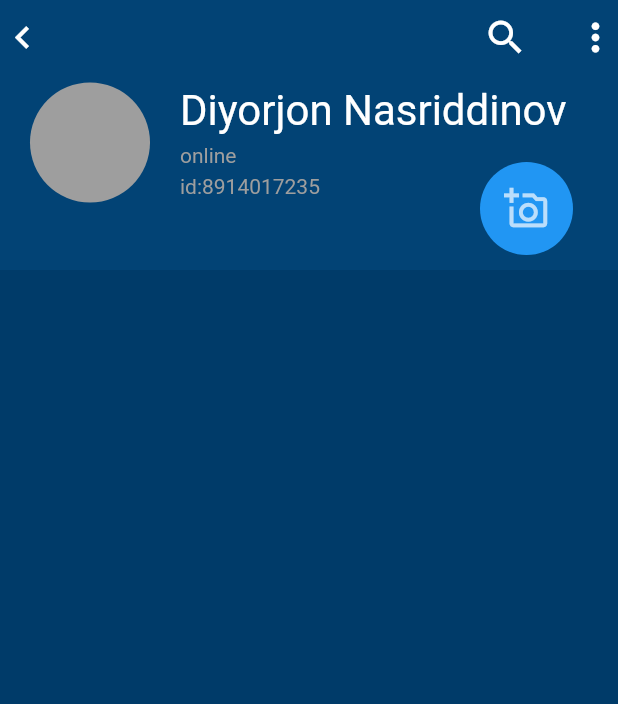
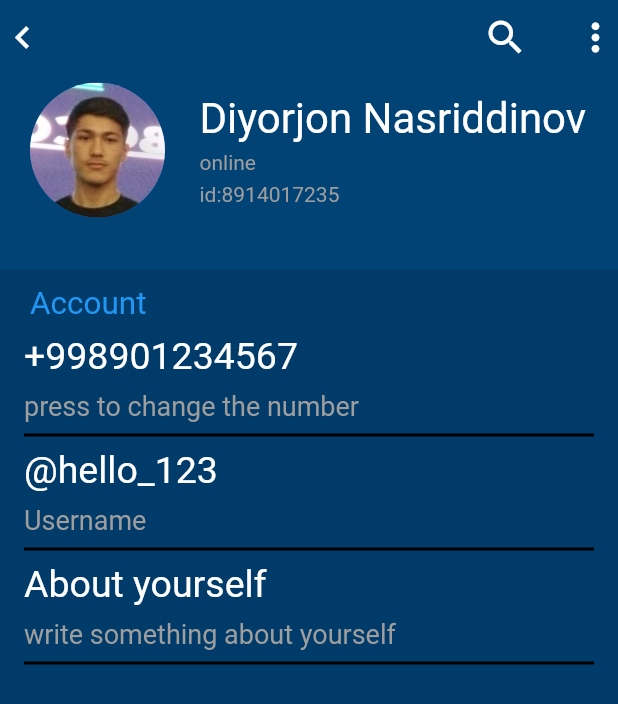
Before and after one commit to Diyorjon825/flutter_test, a Flutter app: the screen it shows after launch, on a phone screen of 412 x 824 dp. Shown: the top 704 px of the screen. Run offline on Flutter 3.47's test engine with Material 2 defaults, Android fonts, the phone set to English and light mode, and no system bars.

Commit message:
I created userInfo Widget

```diff
--- a/lib/mainwindow.dart
+++ b/lib/mainwindow.dart
@@ -2,18 +2,112 @@ import 'package:flutter/material.dart';
 
 class MainWindow extends StatelessWidget {
   MainWindow({Key? key}) : super(key: key);
-
+  var infoList = <TextInfo>[
+    TextInfo('+998901234567', 'press to change the number'),
+    TextInfo('@hello_123', 'Username'),
+    TextInfo('About yourself', 'write something about yourself'),
+  ];
   @override
   Widget build(BuildContext context) {
     return Scaffold(
       backgroundColor: Color.fromRGBO(0, 59, 105, 1),
       body: SafeArea(
-        child: Container(
+        child: Column(
+          children: [
+            HeadBar(),
+            SizedBox(
+              height: 10,
+            ),
+            Container(
+              width: double.infinity,
+              child: Padding(
+                padding: const EdgeInsets.only(left: 20),
+                child: Text(
+                  'Account',
+                  style: TextStyle(
+                    color: Colors.blue,
+                    fontSize: 21,
+                  ),
+                ),
+              ),
+            ),
+            ColumnClass(infoList: infoList),
+          ],
+        ),
+      ),
+    );
+  }
+}
+
+class TextInfo {
+  String head, body;
+  TextInfo(this.head, this.body);
+}
+
+class ColumnClass extends StatelessWidget {
+  var infoList = <TextInfo>[];
+  ColumnClass({Key? key, required this.infoList}) : super(key: key);
+
+  @override
+  Widget build(BuildContext context) {
+    return Column(
+      children: infoList.map((e) => InfoAboutUser(info: e)).toList(),
+    );
+  }
+}
+
+class InfoAboutUser extends StatelessWidget {
+  TextInfo info;
+  InfoAboutUser({Key? key, required this.info}) : super(key: key);
+
+  @override
+  Widget build(BuildContext context) {
+    return Container(
+      width: 380,
+      child: Column(
+        crossAxisAlignment: CrossAxisAlignment.start,
+        children: [
+          SizedBox(
+            height: 8,
+          ),
+          Text(
+            info.head,
+            style: TextStyle(
+              color: Colors.white,
+              fontSize: 25,
+            ),
+          ),
+          SizedBox(
+            height: 8,
+          ),
+          Text(
+            info.body,
+            style: TextStyle(color: Colors.grey, fontSize: 18),
+          ),
+          SizedBox(
+            height: 8,
+          ),
+          Container(
+            height: 2,
+            color: Colors.black,
+          )
+        ],
+      ),
+    );
+  }
+}
+
+class HeadBar extends StatelessWidget {
+  const HeadBar({
+    Key? key,
+  }) : super(key: key);
+
+  @override
+  Widget build(BuildContext context) {
+    return Container(
       height: 180,
       color: Color.fromRGBO(2, 67, 117, 1),
-          child: Stack(
-            children: [
-              Column(
+      child: Column(
         children: [
           SizedBox(
             height: 10,
@@ -24,22 +118,6 @@ class MainWindow extends StatelessWidget {
           ),
           CenterLine(),
         ],
-              ),
-              Positioned(
-                bottom: 10,
-                right: 30,
-                child: CircleAvatar(
-                  backgroundColor: Colors.blue[500],
-                  radius: 31,
-                  child: Icon(
-                    Icons.add_a_photo_outlined,
-                    size: 30,
-                  ),
-                ),
-              ),
-            ],
-          ),
-        ),
       ),
     );
   }
@@ -58,11 +136,11 @@ class CenterLine extends StatelessWidget {
           width: 20,
         ),
         CircleAvatar(
-          radius: 40,
-          backgroundColor: Colors.grey,
+          radius: 45,
+          backgroundImage: AssetImage('images/Diyor.jpg'),
         ),
         SizedBox(
-          width: 20,
+          width: 23,
         ),
         Container(
           height: 80,
--- a/pubspec.yaml
+++ b/pubspec.yaml
@@ -45,9 +45,8 @@ flutter:
   uses-material-design: true
 
   # To add assets to your application, add an assets section, like this:
-  # assets:
-  #   - images/a_dot_burr.jpeg
-  #   - images/a_dot_ham.jpeg
+  assets:
+    - images/
 
   # An image asset can refer to one or more resolution-specific "variants", see
   # https://flutter.dev/assets-and-images/#resolution-aware.
```
Also changed, not shown: images/Diyor.jpg (added). Lines whose indentation alone changed are shown as unchanged.
